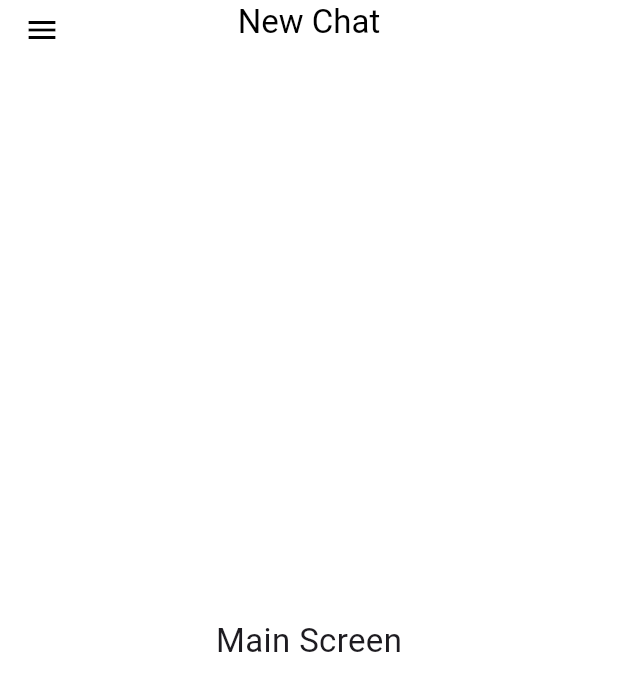
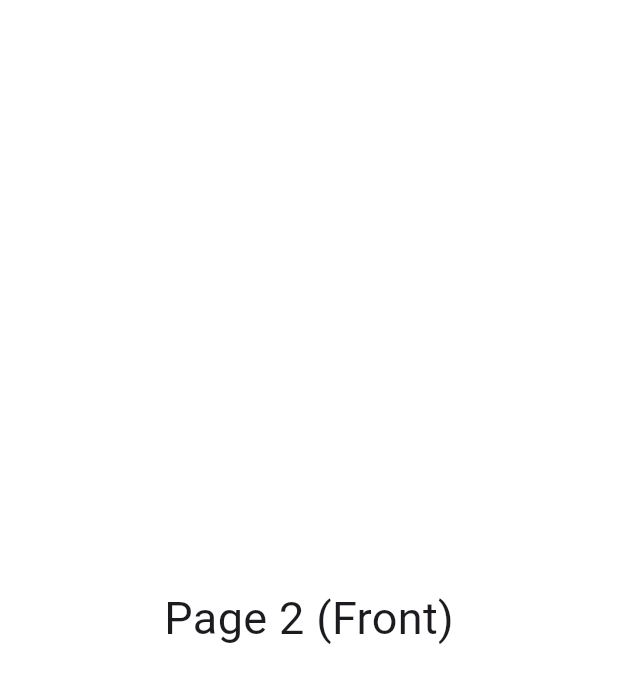
Before and after one commit to zaibappdev/deepseek_clone_app, a Flutter app: the HomeScreen screen opened directly, on a phone screen of 412 x 824 dp. Shown: the top 691 px of the screen. Run offline on Flutter 3.47's test engine with Material 3 defaults, Android fonts, the phone set to English and light mode, and no system bars; our stand-ins replace go_router.

Commit message:
Initial commit

```diff
--- a/lib/features/authentication/sign_in/sign_in_screen.dart
+++ b/lib/features/authentication/sign_in/sign_in_screen.dart
@@ -93,7 +93,9 @@ class _SignInScreenState extends State<SignInScreen> {
               backgroundColor: Colors.blue,
               text: "Log in",
               textColor: Colors.white,
-              onTap: () {},
+              onTap: () {
+                NavigationServices.push(AppPaths.home);
+              },
             ),
           ],
         ),
--- a/lib/features/authentication/sign_up/sign_up_screen.dart
+++ b/lib/features/authentication/sign_up/sign_up_screen.dart
@@ -106,7 +106,9 @@ class _SignUpScreenState extends State<SignUpScreen> {
               backgroundColor: Colors.blue,
               text: "Sign up",
               textColor: Colors.white,
-              onTap: () {},
+              onTap: () {
+                NavigationServices.push(AppPaths.signIn);
+              },
             ),
           ],
         ),
--- a/lib/features/home/home_screen.dart
+++ b/lib/features/home/home_screen.dart
@@ -7,241 +7,137 @@ class HomeScreen extends StatefulWidget {
   State<HomeScreen> createState() => _HomeScreenState();
 }
 
-class _HomeScreenState extends State<HomeScreen> {
-  double drawerWidth = 250;
-  double screenX = 0; // Main screen slide
-  double menuX = -250; // Drawer slide
-  bool isOpen = false;
+class _HomeScreenState extends State<HomeScreen>
+    with SingleTickerProviderStateMixin {
+  late final AnimationController controller;
+  double maxSlide = 0;
 
-  void openDrawer() {
-    setState(() {
-      screenX = drawerWidth - 20;
-      menuX = 0;
-      isOpen = true;
-    });
+  @override
+  void initState() {
+    super.initState();
+
+    controller = AnimationController(
+      vsync: this,
+      value: 0.0,
+      // closed by default
+      lowerBound: 0.0,
+      upperBound: 1.0,
+      duration: const Duration(milliseconds: 300),
+    );
   }
 
-  void closeDrawer() {
-    setState(() {
-      screenX = 0;
-      menuX = -drawerWidth;
-      isOpen = false;
-    });
+  @override
+  void dispose() {
+    controller.dispose();
+    super.dispose();
+  }
+
+  // Close Page 1
+  void closePage1() {
+    if (controller.value > 0.0) {
+      controller.animateTo(0.0, curve: Curves.easeOutCubic);
+    }
   }
 
   @override
   Widget build(BuildContext context) {
+    maxSlide = MediaQuery.of(context).size.width * 0.65;
+
     return Scaffold(
-      backgroundColor: Colors.black,
+      body: Stack(
+        children: [
+          // -----------------
+          // PAGE 1 (BEHIND)
+          // -----------------
+          AnimatedBuilder(
+            animation: controller,
+            builder: (context, _) {
+              final drag = controller.value;
+              return Transform.translate(
+                offset: Offset(maxSlide * drag, 0),
+                child: Container(
+                  color: Colors.white,
+                  child: const Center(
+                    child: Text(
+                      "Page 1 (Behind)",
+                      style: TextStyle(fontSize: 30),
+                    ),
+                  ),
+                ),
+              );
+            },
+          ),
 
-      // Body
-      body: GestureDetector(
-        // Drag update (finger swipe)
-        onHorizontalDragUpdate: (details) {
-          setState(() {
-            screenX += details.delta.dx;
-            menuX += details.delta.dx;
+          // -----------------
+          // PAGE 2 (FRONT)
+          // -----------------
+          AnimatedBuilder(
+            animation: controller,
+            builder: (context, _) {
+              final drag = controller.value;
 
-            // Clamp drawer and screen positions
-            if (screenX < 0) screenX = 0;
-            if (screenX > drawerWidth - 20) screenX = drawerWidth - 20;
-
-            if (menuX < -drawerWidth) menuX = -drawerWidth;
-            if (menuX > 0) menuX = 0;
-          });
-        },
-
-        // Drag end (finger lift) - decide open/close based on distance + speed
-        onHorizontalDragEnd: (details) {
-          final velocity = details.primaryVelocity ?? 0;
-
-          if (velocity > 500) {
-            // Fast swipe right → open drawer
-            openDrawer();
-          } else if (velocity < -500) {
-            // Fast swipe left → close drawer
-            closeDrawer();
-          } else {
-            // Slow swipe → check screenX threshold
-            if (screenX > drawerWidth / 2) {
-              openDrawer();
-            } else {
-              closeDrawer();
-            }
-          }
-        },
-
-        // Tap on main screen to close drawer
-        onTap: () {
-          if (isOpen) closeDrawer();
-        },
-
+              return Transform.translate(
+                offset: Offset(maxSlide * drag, 0),
                 child: Stack(
                   children: [
-            // Drawer (slides in)
-            AnimatedPositioned(
-              duration: const Duration(milliseconds: 180),
-              curve: Curves.easeOut,
-              left: menuX,
-              top: 0,
-              bottom: 0,
-              child: Container(
-                width: drawerWidth,
+                    // Page 2 main container
+                    Container(
+                      width: MediaQuery.of(context).size.width,
                       color: Colors.white,
-                padding: const EdgeInsets.all(20),
-                child: const Column(
-                  crossAxisAlignment: CrossAxisAlignment.start,
-                  children: [
-                    SizedBox(height: 20),
-                    Text(
-                      "Menu 1",
-                      style: TextStyle(fontSize: 22, color: Colors.black),
-                    ),
-                    SizedBox(height: 20),
-                    Text(
-                      "Menu 2",
-                      style: TextStyle(fontSize: 22, color: Colors.black),
-                    ),
-                    SizedBox(height: 20),
-                    Text(
-                      "Menu 3",
-                      style: TextStyle(fontSize: 22, color: Colors.black),
-                    ),
-                  ],
+                      child: const Center(
+                        child: Text(
+                          "Page 2 (Front)",
+                          style: TextStyle(fontSize: 30),
                         ),
                       ),
                     ),
 
-            // Main screen with dynamic shadow
-            AnimatedContainer(
-              duration: const Duration(milliseconds: 135),
-              transform: Matrix4.identity()..translate(screenX),
-              child: Material(
-                elevation: screenX > 0 ? 16 * (screenX / drawerWidth) : 0,
-                shadowColor: Colors.black.withOpacity(0.3),
-                child: Scaffold(
-                  backgroundColor: Colors.white,
-
-                  // App Bar
-                  appBar: AppBar(
-                    backgroundColor: Colors.white,
-                    elevation: 0,
-                    automaticallyImplyLeading: false,
-                    centerTitle: true,
-                    leading: IconButton(
-                      icon: const Icon(Icons.menu, color: Colors.black),
-                      onPressed: () {
-                        isOpen ? closeDrawer() : openDrawer();
-                      },
-                    ),
-                    title: const Text(
-                      "New Chat",
-                      style: TextStyle(color: Colors.black),
-                    ),
-                    toolbarHeight: 30,
+                    // Shadow only on Page 2
+                    Opacity(
+                      opacity: drag,
+                      child: Container(color: Colors.black.withOpacity(0.4)),
                     ),
 
-                  // Body
-                  body: const Center(
-                    child: Text("Main Screen", style: TextStyle(fontSize: 22)),
-                  ),
-                ),
+                    // Transparent GestureDetector to catch taps
+                    Positioned.fill(
+                      child: GestureDetector(
+                        behavior: HitTestBehavior.translucent,
+                        onTap: closePage1,
                       ),
                     ),
                   ],
                 ),
+              );
+            },
+          ),
+
+          // -----------------
+          // Drag Gesture (both pages)
+          // -----------------
+          GestureDetector(
+            behavior: HitTestBehavior.translucent,
+            onHorizontalDragUpdate: (details) {
+              controller.value += details.delta.dx / maxSlide;
+              controller.value = controller.value.clamp(0.0, 1.0);
+            },
+            onHorizontalDragEnd: (details) {
+              final velocity = details.primaryVelocity ?? 0;
+
+              if (velocity.abs() >= 300) {
+                // fast swipe fling
+                controller.fling(velocity: velocity.sign);
+              } else {
+                // slow drag open/close
+                if (controller.value > 0.5) {
+                  controller.animateTo(1.0, curve: Curves.easeOutCubic);
+                } else {
+                  controller.animateTo(0.0, curve: Curves.easeOutCubic);
+                }
+              }
+            },
+          ),
+        ],
       ),
     );
   }
 }
-
-// import 'package:flutter/material.dart';
-// import 'custom_widgets/custom_drawer.dart';
-// import 'custom_widgets/main_screen_content.dart';
-//
-// class HomeScreen extends StatefulWidget {
-//   const HomeScreen({super.key});
-//
-//   @override
-//   State<HomeScreen> createState() => _HomeScreenState();
-// }
-//
-// class _HomeScreenState extends State<HomeScreen> {
-//   double drawerWidth = 250;
-//   double screenX = 0;
-//   double menuX = -250;
-//   bool isOpen = false;
-//
-//   void openDrawer() {
-//     setState(() {
-//       screenX = drawerWidth - 20;
-//       menuX = 0;
-//       isOpen = true;
-//     });
-//   }
-//
-//   void closeDrawer() {
-//     setState(() {
-//       screenX = 0;
-//       menuX = -drawerWidth;
-//       isOpen = false;
-//     });
-//   }
-//
-//   @override
-//   Widget build(BuildContext context) {
-//     return Scaffold(
-//       backgroundColor: Colors.black,
-//       body: GestureDetector(
-//         onHorizontalDragUpdate: (details) {
-//           setState(() {
-//             screenX += details.delta.dx;
-//             menuX += details.delta.dx;
-//
-//             if (screenX < 0) screenX = 0;
-//             if (screenX > drawerWidth - 20) screenX = drawerWidth - 20;
-//
-//             if (menuX < -drawerWidth) menuX = -drawerWidth;
-//             if (menuX > 0) menuX = 0;
-//           });
-//         },
-//         onHorizontalDragEnd: (details) {
-//           final velocity = details.primaryVelocity ?? 0;
-//
-//           if (velocity > 500) {
-//             openDrawer();
-//           } else if (velocity < -500) {
-//             closeDrawer();
-//           } else {
-//             if (screenX > drawerWidth / 2) openDrawer();
-//             else closeDrawer();
-//           }
-//         },
-//         onTap: () {
-//           if (isOpen) closeDrawer();
-//         },
-//         child: Stack(
-//           children: [
-//             // Custom drawer widget
-//             CustomDrawer(menuX: menuX, drawerWidth: drawerWidth),
-//
-//             // Main screen widget
-//             MainScreenContent(
-//               screenX: screenX,
-//               isOpen: isOpen,
-//               onMenuTap: () => isOpen ? closeDrawer() : openDrawer(),
-//               child: Column(
-//                 mainAxisAlignment: MainAxisAlignment.center,
-//                 children: const [
-//                   Text("Custom Child 1", style: TextStyle(fontSize: 22)),
-//                   SizedBox(height: 20),
-//                   Text("Custom Child 2", style: TextStyle(fontSize: 18)),
-//                 ],
-//               ),
-//             ),
-//           ],
-//         ),
-//       ),
-//     );
-//   }
-// }
--- a/lib/routes/app_routes.dart
+++ b/lib/routes/app_routes.dart
@@ -1,3 +1,4 @@
+import 'package:deepseek_clone_app/features/home/home_screen.dart';
 import 'package:go_router/go_router.dart';
 import '../features/authentication/sign_in/sign_in_screen.dart';
 import '../features/authentication/sign_up/sign_up_screen.dart';
@@ -13,7 +14,7 @@ class AppRoutes {
       GoRoute(
         path: AppPaths.welcome,
         pageBuilder: (context, state) =>
-            NavigationServices.instant(const WelcomeScreen(), state),
+            NavigationServices.slideFromRight(const WelcomeScreen(), state),
       ),
 
       GoRoute(
@@ -26,6 +27,12 @@ class AppRoutes {
         path: AppPaths.signUp,
         pageBuilder: (context, state) =>
             NavigationServices.slideFromRight(const SignUpScreen(), state),
+      ),
+
+      GoRoute(
+        path: AppPaths.home,
+        pageBuilder: (context, state) =>
+            NavigationServices.slideFromRight(const HomeScreen(), state),
       ),
     ],
   );
```
Lines whose indentation alone changed are shown as unchanged.
